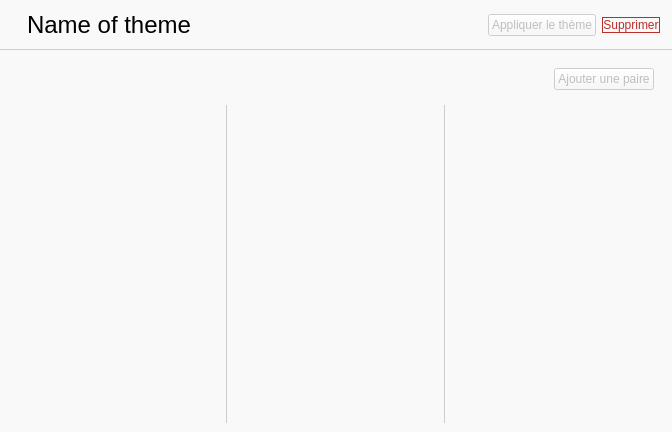
The window that ui/selectedthemewidget.ui (nderousseaux/projet-ihm) describes before a commit, drawn with Qt 5.
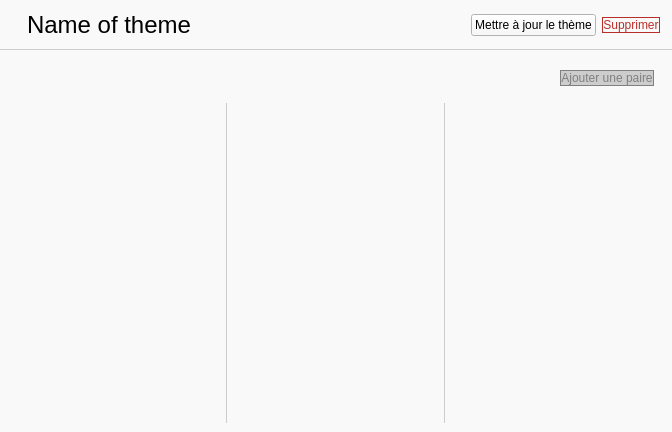
The same window after the commit. Icons and pictures are not drawn.

```diff
--- a/ui/selectedthemewidget.ui
+++ b/ui/selectedthemewidget.ui
@@ -154,13 +154,13 @@
           <item>
            <widget class="QPushButton" name="apply_btn">
             <property name="enabled">
-             <bool>false</bool>
+             <bool>true</bool>
             </property>
             <property name="cursor">
              <cursorShape>PointingHandCursor</cursorShape>
             </property>
             <property name="text">
-             <string>Appliquer le thème</string>
+             <string>Mettre à jour le thème</string>
             </property>
            </widget>
           </item>
@@ -236,9 +236,11 @@
                    <cursorShape>PointingHandCursor</cursorShape>
                   </property>
                   <property name="styleSheet">
-                   <string notr="true">/*QPushButton:hover{
-	background-color: rgb(41, 105, 188);
-}*/</string>
+                   <string notr="true">QPushButton{
+	background-color: rgb(205,205,205);
+	border: 1px solid grey;
+	color: grey
+}</string>
                   </property>
                   <property name="text">
                    <string>Ajouter une paire</string>
```
Left out of the diff: 2 changed lines with no effect on the pictures.
